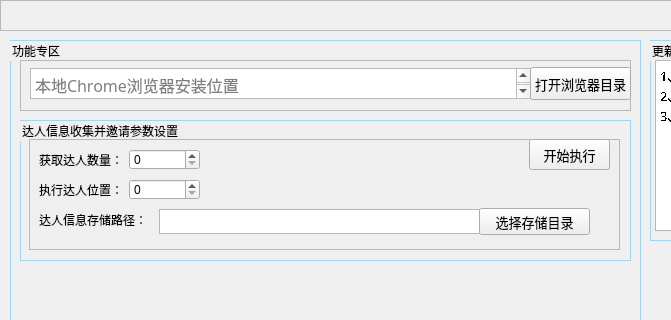
First picture: the form in main_ui.ui, repository LiuYgG/douyin_i, before the edit; both pictures show x 0 to 671 and y 0 to 320 of the 1251 by 896 pixel window.
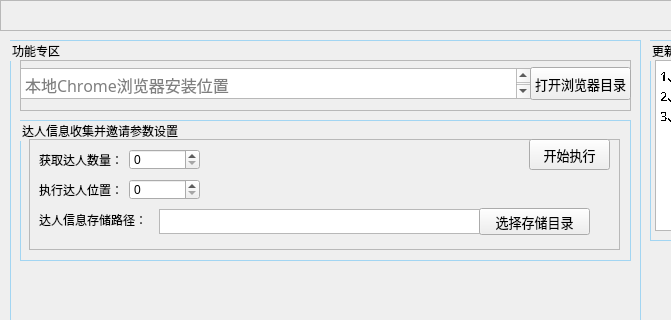
Second picture: the form after the edit.

```diff
--- a/main_ui.ui
+++ b/main_ui.ui
@@ -154,15 +154,15 @@
      <property name="frameShadow">
       <enum>QFrame::Raised</enum>
      </property>
-     <widget class="QTextEdit" name="input_Browser_path">
+     <widget class="QTextBrowser" name="input_Browser_path">
       <property name="enabled">
        <bool>true</bool>
       </property>
       <property name="geometry">
        <rect>
-        <x>10</x>
+        <x>0</x>
         <y>8</y>
-        <width>501</width>
+        <width>511</width>
         <height>31</height>
        </rect>
       </property>
```
